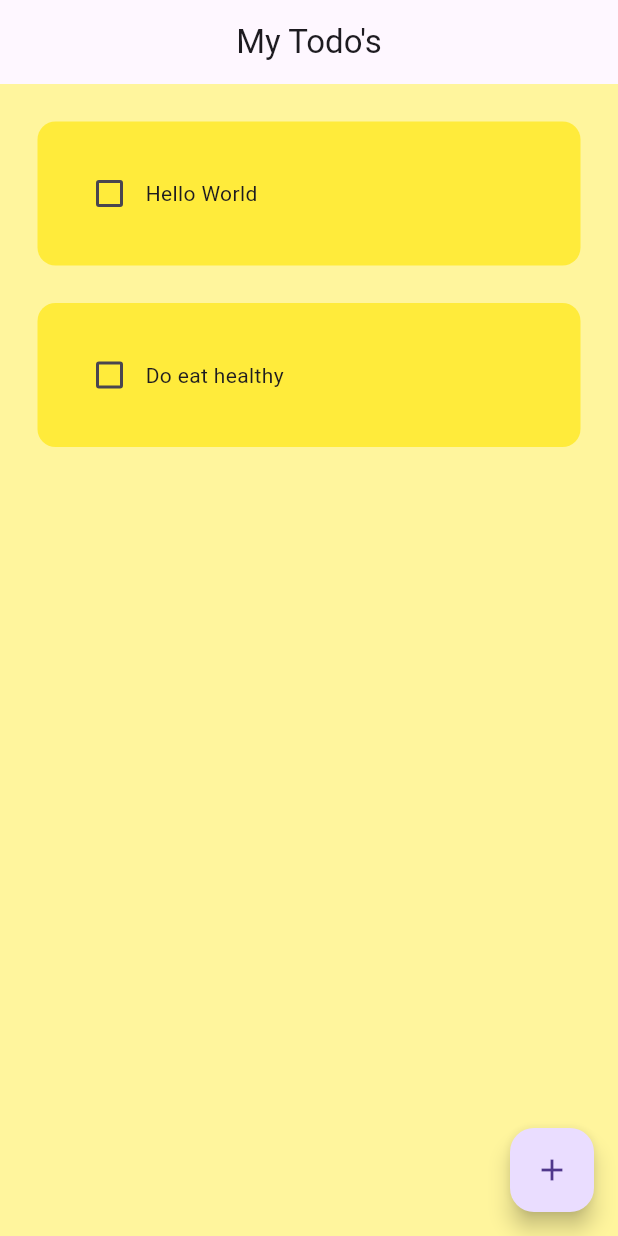
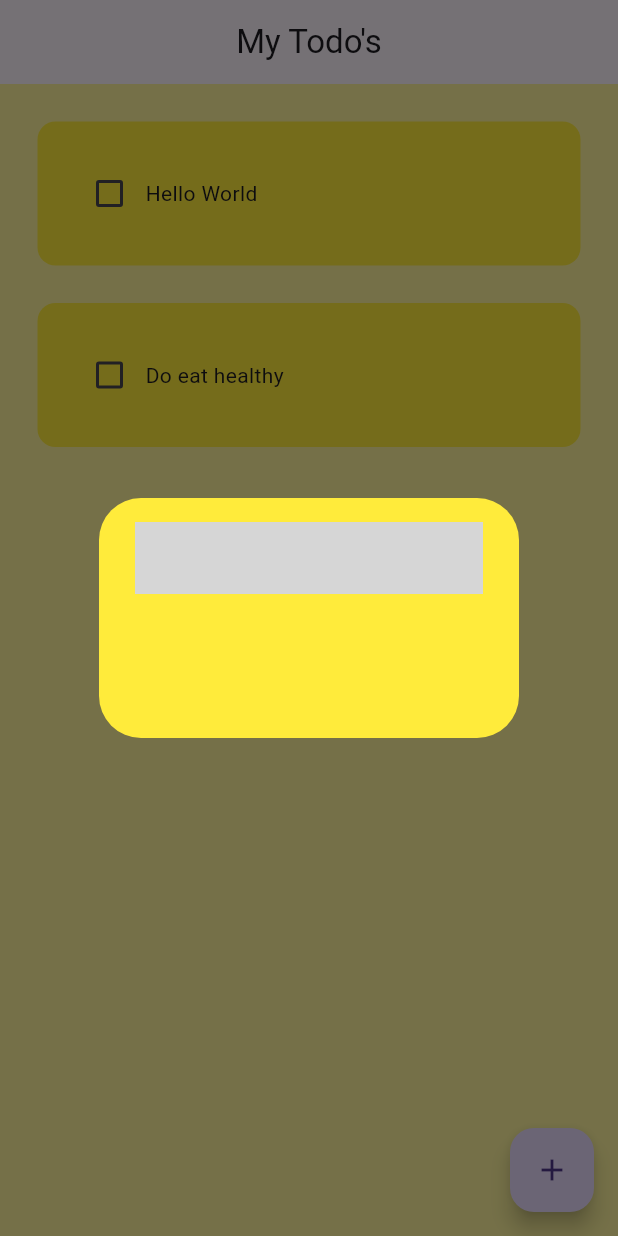
Before and after one commit to ziyadkadekara/Todo-App-v1, a Flutter app: the screen it shows after launch, after a tap on the "add" icon, on a phone screen of 412 x 824 dp. Run offline on Flutter 3.47's test engine with Material 3 defaults, Android fonts, the phone set to English and light mode, and no system bars; statements that could not run were skipped; grey boxes are pictures that could not be loaded.

Commit message:
added dialogue pop up box

```diff
--- a/lib/pages/home_page.dart
+++ b/lib/pages/home_page.dart
@@ -1,4 +1,5 @@
 import 'package:flutter/material.dart';
+import 'package:todoappvi/util/dialog_box.dart';
 import '../util/todo_tile.dart';
 
 class TodoApp extends StatefulWidget {
@@ -22,6 +23,16 @@ class _TodoAppState extends State<TodoApp> {
     });
   }
 
+  //create new task function
+  void createNewTask() {
+    showDialog(
+      context: context,
+      builder: (context) {
+        return DialogBox();
+      },
+    );
+  }
+
   @override
   Widget build(BuildContext context) {
     return Scaffold(
@@ -31,7 +42,7 @@ class _TodoAppState extends State<TodoApp> {
         elevation: 0,
       ),
       floatingActionButton: FloatingActionButton(
-        onPressed: () {},
+        onPressed: createNewTask,
         child: const Icon(Icons.add),
       ),
       body: ListView.builder(
--- /dev/null
+++ b/lib/util/dialog_box.dart
@@ -0,0 +1,31 @@
+import 'package:flutter/material.dart';
+
+class DialogBox extends StatelessWidget {
+  const DialogBox({super.key});
+
+  @override
+  Widget build(BuildContext context) {
+    return AlertDialog(
+      backgroundColor: Colors.yellow,
+      content: Container(
+        height: 120,
+        child: Column(children: [
+          //get task name from user
+          TextField(
+              decoration: InputDecoration(
+                border: OutlineInputBorder(),
+                hintText: "Type your TODO",
+              ),
+              //save &cancel button
+              Row(
+                children: [
+                  //save button
+
+                  //cancel button
+                ],
+              )),
+        ]),
+      ),
+    );
+  }
+}
```
